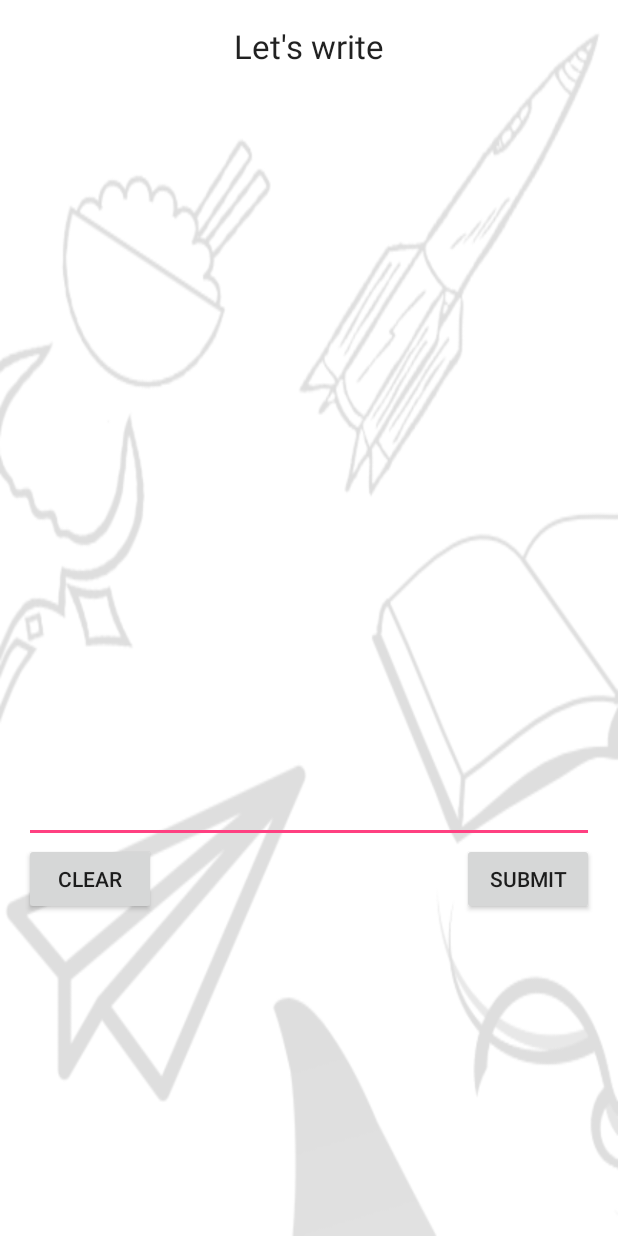
After one commit to bdatdo0601/StoryTelling, an Android app: the textinput screen opened directly, with no data from a screen before it, on a phone screen of 412 x 824 dp. The commit adds this screen. Run offline under Robolectric (Android 15) with nearby library versions, the phone set to English and light mode, and no system bars.

Commit message:
Beta 0.0.1
All file submission created. Should change audio layout (but don’t know
how ;()
Need database

```diff
--- /dev/null
+++ b/app/src/main/java/com/storyteller/witbp/inputmethod/textinput.java
@@ -0,0 +1,39 @@
+package com.storyteller.witbp.inputmethod;
+
+import android.os.Bundle;
+import android.support.design.widget.FloatingActionButton;
+import android.support.design.widget.Snackbar;
+import android.support.v7.app.AppCompatActivity;
+import android.support.v7.widget.Toolbar;
+import android.view.View;
+import android.widget.Button;
+import android.widget.EditText;
+import android.widget.Toast;
+
+import com.storyteller.witbp.storyteller.R;
+
+public class textinput extends AppCompatActivity {
+
+    @Override
+    protected void onCreate(Bundle savedInstanceState) {
+        super.onCreate(savedInstanceState);
+        setContentView(R.layout.activity_textinput);
+        final EditText txtsubmission = (EditText) findViewById(R.id.editText);
+        Button submit = (Button) findViewById(R.id.button2);
+        Button clear = (Button) findViewById(R.id.button);
+        clear.setOnClickListener(new View.OnClickListener() {
+            @Override
+            public void onClick(View v) {
+                txtsubmission.setText("");
+            }
+        });
+        submit.setOnClickListener(new View.OnClickListener() {
+            @Override
+            public void onClick(View v) {
+                String data = txtsubmission.getText().toString();
+
+            }
+        });
+    }
+
+}
--- /dev/null
+++ b/app/src/main/res/layout/activity_textinput.xml
@@ -0,0 +1,12 @@
+<?xml version="1.0" encoding="utf-8"?>
+<android.support.design.widget.CoordinatorLayout xmlns:android="http://schemas.android.com/apk/res/android"
+    xmlns:app="http://schemas.android.com/apk/res-auto"
+    xmlns:tools="http://schemas.android.com/tools"
+    android:layout_width="match_parent"
+    android:layout_height="match_parent"
+    android:fitsSystemWindows="true"
+    tools:context="com.storyteller.witbp.inputmethod.textinput">
+
+    <include layout="@layout/content_textinput" />
+
+</android.support.design.widget.CoordinatorLayout>
--- a/app/src/main/res/layout/content_main.xml
+++ b/app/src/main/res/layout/content_main.xml
@@ -33,7 +33,7 @@
             android:text="@string/UserName"
             android:textStyle="bold"
             android:id="@+id/textView"
-            android:textSize="25sp"
+            android:textSize="20sp"
             android:paddingLeft="10dp"
             android:layout_alignTop="@+id/imageView"
             android:layout_alignParentRight="true"
@@ -53,7 +53,8 @@
             android:layout_alignEnd="@+id/textView"
             android:layout_alignBottom="@+id/imageView"
             android:layout_toRightOf="@+id/imageView"
-            android:layout_toEndOf="@+id/imageView" />
+            android:layout_toEndOf="@+id/imageView"
+            android:textSize="15sp" />
     </RelativeLayout>
 
     <LinearLayout
--- /dev/null
+++ b/app/src/main/res/layout/content_textinput.xml
@@ -0,0 +1,53 @@
+<?xml version="1.0" encoding="utf-8"?>
+<RelativeLayout xmlns:android="http://schemas.android.com/apk/res/android"
+    xmlns:app="http://schemas.android.com/apk/res-auto"
+    xmlns:tools="http://schemas.android.com/tools"
+    android:layout_width="match_parent"
+    android:layout_height="match_parent"
+    android:paddingBottom="@dimen/activity_vertical_margin"
+    android:paddingLeft="@dimen/activity_horizontal_margin"
+    android:paddingRight="@dimen/activity_horizontal_margin"
+    android:paddingTop="@dimen/activity_vertical_margin"
+    app:layout_behavior="@string/appbar_scrolling_view_behavior"
+    tools:context="com.storyteller.witbp.inputmethod.textinput"
+    tools:showIn="@layout/activity_textinput"
+    android:contentDescription="b"
+    android:background="@drawable/background">
+
+    <EditText
+        android:layout_width="match_parent"
+        android:layout_height="300dp"
+        android:inputType="textMultiLine"
+        android:maxLength="150"
+        android:ems="10"
+        android:id="@+id/editText"
+        android:layout_centerVertical="true"
+        android:layout_centerHorizontal="true" />
+
+    <Button
+        android:layout_width="wrap_content"
+        android:layout_height="wrap_content"
+        android:text="clear"
+        android:id="@+id/button"
+        android:layout_below="@+id/editText"
+        android:layout_alignParentLeft="true"
+        android:layout_alignParentStart="true" />
+
+    <Button
+        android:layout_width="wrap_content"
+        android:layout_height="wrap_content"
+        android:text="submit"
+        android:id="@+id/button2"
+        android:layout_alignTop="@+id/button"
+        android:layout_alignParentRight="true"
+        android:layout_alignParentEnd="true" />
+
+    <TextView
+        android:layout_width="wrap_content"
+        android:layout_height="wrap_content"
+        android:textAppearance="?android:attr/textAppearanceLarge"
+        android:text="Let&apos;s write"
+        android:id="@+id/textView5"
+        android:layout_alignParentTop="true"
+        android:layout_centerHorizontal="true" />
+</RelativeLayout>
--- a/app/src/main/res/values/strings.xml
+++ b/app/src/main/res/values/strings.xml
@@ -22,5 +22,6 @@
     <string name="History">History</string>
     <string name="Question_option">How do you tell your story?</string>
     <string name="option_activity">option activity</string>
+    <string name="title_activity_textinput">textinput</string>
 
 </resources>
--- a/app/src/main/res/values/styles.xml
+++ b/app/src/main/res/values/styles.xml
@@ -12,6 +12,7 @@
         <item name="android:windowActionBar">false</item>
         <item name="android:windowNoTitle">true</item>
     </style>
+
     <style name="AppTheme.AppBarOverlay" parent="ThemeOverlay.AppCompat.Dark.ActionBar" />
 
     <style name="AppTheme.PopupOverlay" parent="ThemeOverlay.AppCompat.Light" />
```
Also changed, not shown: app/src/main/AndroidManifest.xml (+25 -5 lines), app/src/main/java/com/storyteller/witbp/inputmethod/AudioRecordTest.java (added, +170 -0 lines), app/src/main/java/com/storyteller/witbp/storyteller/OptionScreen.java (+138 -2 lines), app/src/main/res/drawable/sound.png (added).
